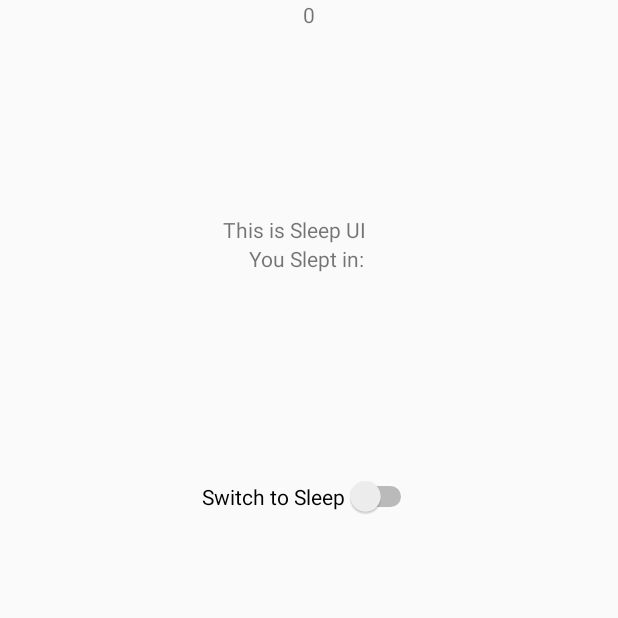
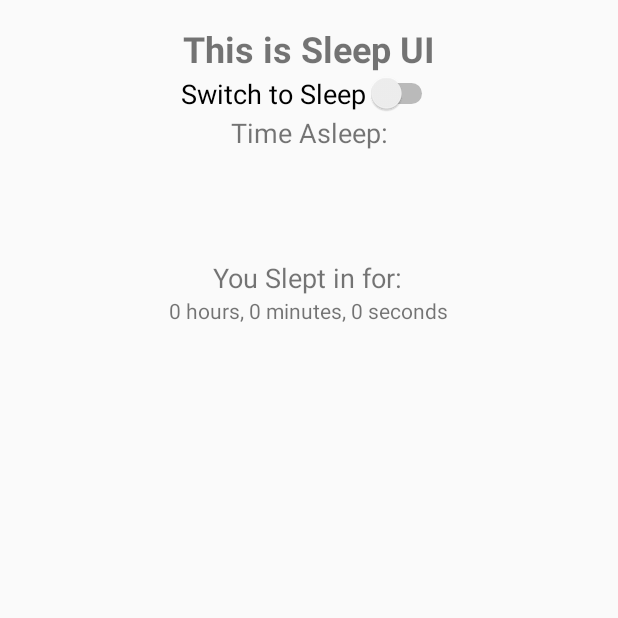
Before and after one commit to marcusha4299/SnapHealth, an Android app built with Jetpack Compose: the Sleep screen opened directly, with no data from a screen before it, on a phone screen of 412 x 824 dp, the top half of it. Run offline under Robolectric (Android 15) with nearby library versions, the phone set to English and light mode, and no system bars.

Commit message:
update sleepAnalysis, export sleep data to csv file and plot a bar chart

```diff
--- a/app/build.gradle.kts
+++ b/app/build.gradle.kts
@@ -67,6 +67,10 @@ dependencies {
     implementation("androidx.recyclerview:recyclerview:1.3.2")
     implementation("com.google.android.material:material:1.11.0")
     implementation("com.google.code.gson:gson:2.8.6")
+    //new
+    implementation ("com.opencsv:opencsv:4.6")
+    implementation ("com.github.PhilJay:MPAndroidChart:v3.1.0")
+    //end new
     testImplementation("junit:junit:4.13.2")
     androidTestImplementation("androidx.test.ext:junit:1.1.5")
     androidTestImplementation("androidx.test.espresso:espresso-core:3.5.1")
--- a/app/src/main/res/layout/fragment_sleep.xml
+++ b/app/src/main/res/layout/fragment_sleep.xml
@@ -4,49 +4,64 @@
     xmlns:tools="http://schemas.android.com/tools"
     android:layout_width="match_parent"
     android:layout_height="match_parent"
+    android:padding="16dp"
     tools:context=".Sleep">
-
 
     <TextView
         android:id="@+id/textView"
         android:layout_width="wrap_content"
         android:layout_height="wrap_content"
         android:text="This is Sleep UI"
-        app:layout_constraintBottom_toBottomOf="parent"
+        android:textSize="24sp"
+        android:textStyle="bold"
+        app:layout_constraintBottom_toTopOf="@+id/switch1"
         app:layout_constraintEnd_toEndOf="parent"
-        app:layout_constraintHorizontal_bias="0.469"
         app:layout_constraintStart_toStartOf="parent"
         app:layout_constraintTop_toTopOf="parent"
-        app:layout_constraintVertical_bias="0.178" />
+        app:layout_constraintVertical_bias="0.3" />
 
     <Switch
         android:id="@+id/switch1"
         android:layout_width="wrap_content"
         android:layout_height="wrap_content"
         android:text="Switch to Sleep"
-        app:layout_constraintBottom_toBottomOf="parent"
+        android:textSize="18sp"
+        app:layout_constraintBottom_toTopOf="@+id/textView11"
         app:layout_constraintEnd_toEndOf="parent"
         app:layout_constraintStart_toStartOf="parent"
         app:layout_constraintTop_toBottomOf="@+id/textView"
-        app:layout_constraintVertical_bias="0.244" />
+        app:layout_constraintVertical_bias="0.4" />
+
+    <TextView
+        android:id="@+id/textView11"
+        android:layout_width="wrap_content"
+        android:layout_height="wrap_content"
+        android:text="Time Asleep:"
+        android:textSize="18sp"
+        app:layout_constraintEnd_toEndOf="parent"
+        app:layout_constraintStart_toStartOf="parent"
+        app:layout_constraintTop_toBottomOf="@+id/switch1" />
 
     <TextView
         android:id="@+id/textView10"
         android:layout_width="wrap_content"
         android:layout_height="wrap_content"
-        android:text="You Slept in: "
-        app:layout_constraintBottom_toTopOf="@+id/textView11"
+        android:layout_marginTop="72dp"
+        android:text="You Slept in for:"
+        android:textSize="18sp"
         app:layout_constraintEnd_toEndOf="parent"
+        app:layout_constraintHorizontal_bias="0.498"
         app:layout_constraintStart_toStartOf="parent"
-        app:layout_constraintTop_toBottomOf="@+id/switch1" />
+        app:layout_constraintTop_toBottomOf="@+id/textView11" />
 
     <TextView
-        android:id="@+id/textView11"
+        android:id="@+id/textViewSleptIn"
         android:layout_width="wrap_content"
         android:layout_height="wrap_content"
-        android:text="0"
+        android:text="0 hours, 0 minutes, 0 seconds"
         app:layout_constraintEnd_toEndOf="parent"
+        app:layout_constraintHorizontal_bias="0.498"
         app:layout_constraintStart_toStartOf="parent"
-        tools:layout_editor_absoluteY="441dp" />
+        app:layout_constraintTop_toBottomOf="@+id/textView10" />
 
 </androidx.constraintlayout.widget.ConstraintLayout>
--- a/settings.gradle.kts
+++ b/settings.gradle.kts
@@ -3,6 +3,7 @@ pluginManagement {
         google()
         mavenCentral()
         gradlePluginPortal()
+        maven { url = uri("https://jitpack.io") }
     }
 }
 dependencyResolutionManagement {
@@ -10,6 +11,7 @@ dependencyResolutionManagement {
     repositories {
         google()
         mavenCentral()
+        maven { url = uri("https://jitpack.io") }
     }
 }
 
```
Also changed, not shown: app/src/main/AndroidManifest.xml (+7 -0 lines), app/src/main/java/com/example/snaphealth/Sleep.kt (+42 -1 lines), app/src/main/java/com/example/snaphealth/SleepAnalysis.kt (+46 -2 lines), app/src/main/res/layout/fragment_sleep_analysis.xml (+12 -2 lines).
